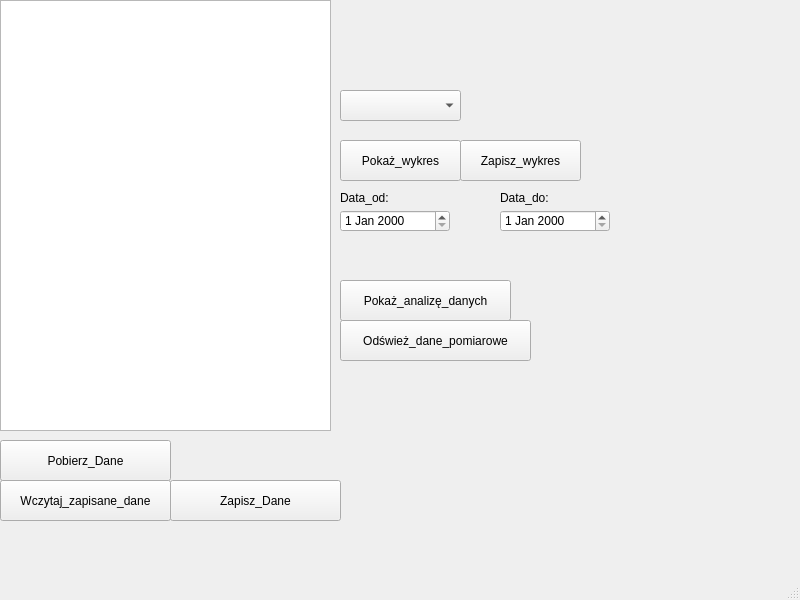
First picture: the form in mainwindow.ui, repository wersix/ProjrektJPO, before the edit.
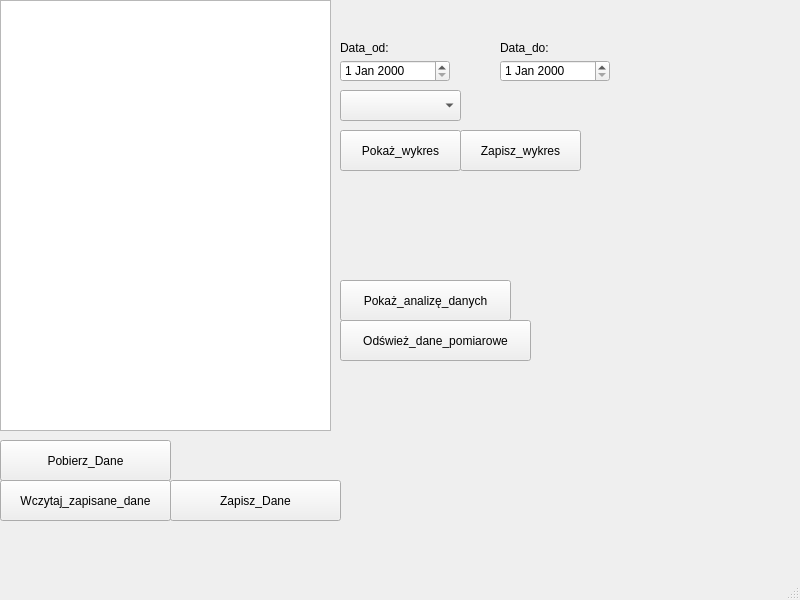
Second picture: the form after the edit.

Commit message: Filtracja daty wykresu doprecyzowana.

The edit to the form file:
```diff
--- a/mainwindow.ui
+++ b/mainwindow.ui
@@ -64,7 +64,7 @@
     <property name="geometry">
      <rect>
       <x>340</x>
-      <y>140</y>
+      <y>130</y>
       <width>121</width>
       <height>41</height>
      </rect>
@@ -103,7 +103,7 @@
     <property name="geometry">
      <rect>
       <x>460</x>
-      <y>140</y>
+      <y>130</y>
       <width>121</width>
       <height>41</height>
      </rect>
@@ -129,7 +129,7 @@
     <property name="geometry">
      <rect>
       <x>340</x>
-      <y>190</y>
+      <y>40</y>
       <width>61</width>
       <height>16</height>
      </rect>
@@ -142,7 +142,7 @@
     <property name="geometry">
      <rect>
       <x>500</x>
-      <y>190</y>
+      <y>40</y>
       <width>51</width>
       <height>16</height>
      </rect>
@@ -155,7 +155,7 @@
     <property name="geometry">
      <rect>
       <x>340</x>
-      <y>210</y>
+      <y>60</y>
       <width>110</width>
       <height>22</height>
      </rect>
@@ -165,7 +165,7 @@
     <property name="geometry">
      <rect>
       <x>500</x>
-      <y>210</y>
+      <y>60</y>
       <width>110</width>
       <height>22</height>
      </rect>
```
The commit also changes 1 other file.
